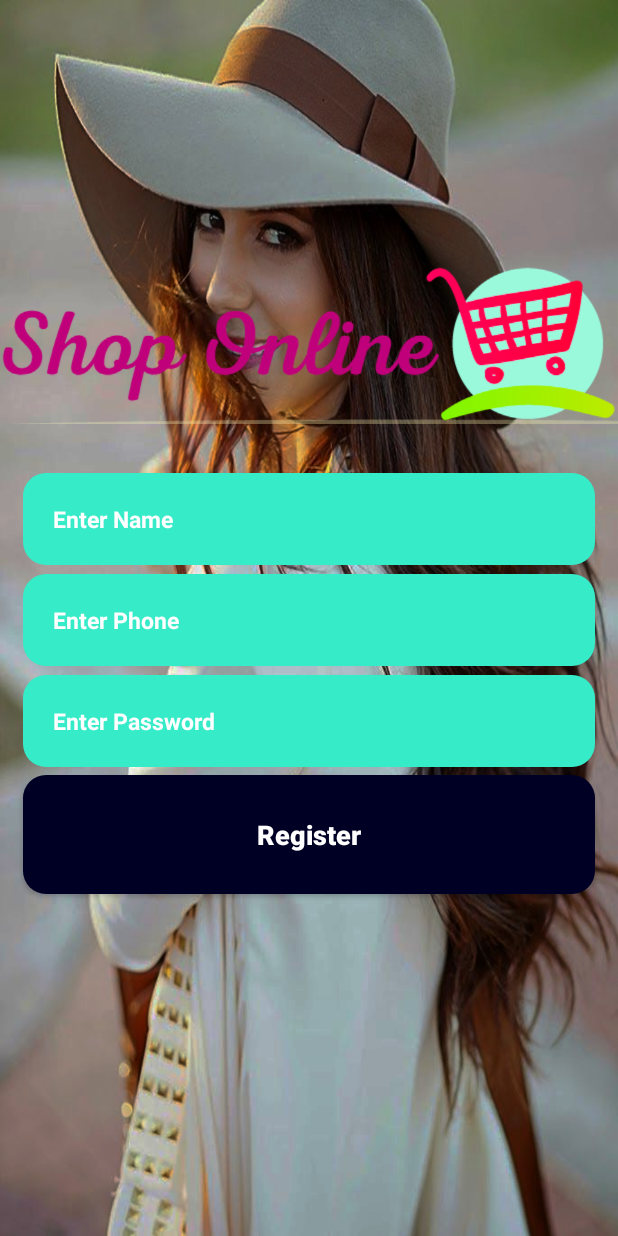
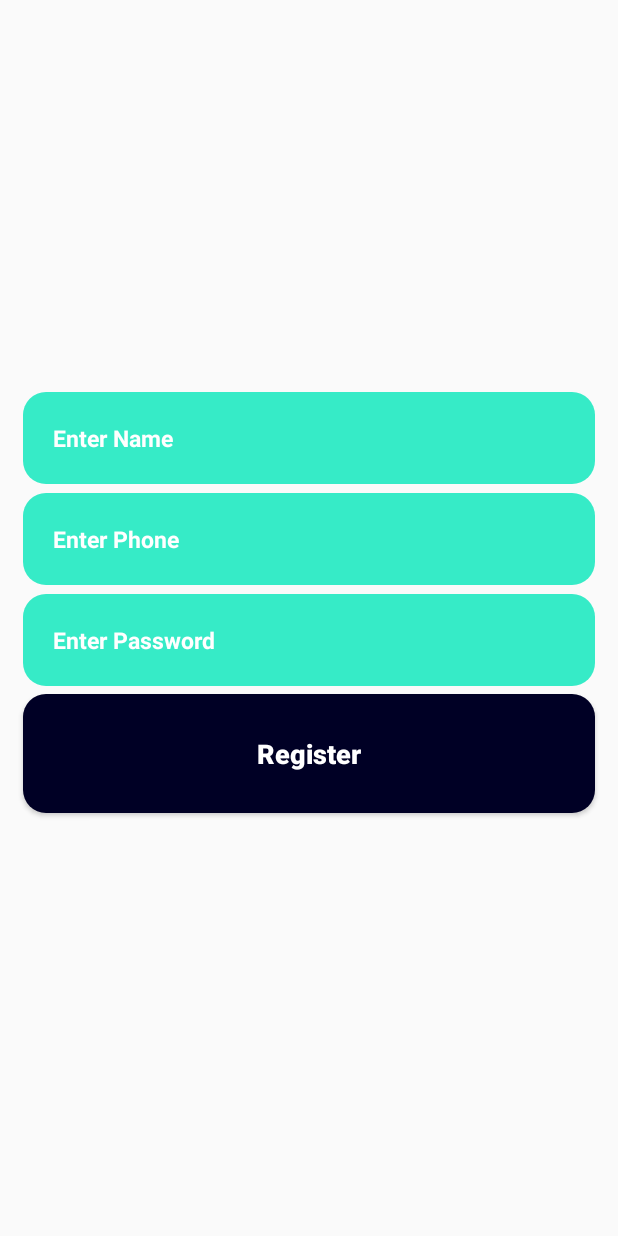
Before and after one commit to gn51beproject/BachatBazar, an Android app: the screen it shows after launch (RegisterActivity), after a tap on "Join Now", on a phone screen of 412 x 824 dp. Run offline under Robolectric (Android 15) with nearby library versions, the phone set to English and light mode, and no system bars; our stand-ins replace Firebase (no records; nobody signed in at launch, a user with empty details on screens opened directly); libraries missing offline, so code that uses them is left out: com.transitionseverywhere, com.transitionseverywhere.extra, io.paperdb; 6 statements that could not run were skipped.

Commit message:
Main Page changed.

```diff
--- a/app/build.gradle
+++ b/app/build.gradle
@@ -4,7 +4,7 @@ android {
     compileSdkVersion 27
     defaultConfig {
         applicationId "com.example.ecommerce"
-        minSdkVersion 14
+        minSdkVersion 19
         targetSdkVersion 27
         versionCode 1
         versionName "1.0"
@@ -30,6 +30,8 @@ dependencies {
     implementation 'com.github.rey5137:material:1.2.5'
     implementation 'com.android.support:cardview-v7:27.1.1'
     implementation 'io.paperdb:paperdb:2.6'
+    implementation 'info.hoang8f:fbutton:1.0.5'
+    implementation "com.andkulikov:transitionseverywhere:1.8.1"
     implementation 'com.android.support:recyclerview-v7:27.1.1'
     implementation 'com.android.support:design:27.1.1'
     implementation 'de.hdodenhof:circleimageview:3.0.0'
--- a/app/src/main/java/com/example/ecommerce/MainActivity.java
+++ b/app/src/main/java/com/example/ecommerce/MainActivity.java
@@ -3,11 +3,15 @@ package com.example.ecommerce;
 import android.app.ProgressDialog;
 import android.content.Intent;
 import android.support.annotation.NonNull;
+import android.support.v4.view.animation.FastOutLinearInInterpolator;
+import android.support.v4.view.animation.LinearOutSlowInInterpolator;
 import android.support.v7.app.AppCompatActivity;
 import android.os.Bundle;
 import android.text.TextUtils;
 import android.view.View;
+import android.view.ViewGroup;
 import android.widget.Button;
+import android.widget.TextView;
 import android.widget.Toast;
 
 import com.example.ecommerce.Model.Users;
@@ -18,79 +22,86 @@ import com.google.firebase.database.DatabaseError;
 import com.google.firebase.database.DatabaseReference;
 import com.google.firebase.database.FirebaseDatabase;
 import com.google.firebase.database.ValueEventListener;
+import com.transitionseverywhere.Fade;
+import com.transitionseverywhere.TransitionManager;
+import com.transitionseverywhere.TransitionSet;
+import com.transitionseverywhere.extra.Scale;
 
 import io.paperdb.Paper;
 
 public class MainActivity extends AppCompatActivity {
 
-    private Button login,signup;
+    private Button login, signup;
     DatabaseReference ref;
     ProgressDialog loading;
+    boolean visible = true;
+    ViewGroup transitionsContainer;
+    TextView text;
     @Override
     protected void onCreate(Bundle savedInstanceState) {
         super.onCreate(savedInstanceState);
         setContentView(R.layout.activity_main);
-        login=(Button)findViewById(R.id.main_login_btn);
-        signup=(Button)findViewById(R.id.main_join_now_btn);
-        loading=new ProgressDialog(this);
+        transitionsContainer = (ViewGroup) findViewById(R.id.transitions_container);
+        text = (TextView) findViewById(R.id.app_slogan);
+
+        login = (Button) findViewById(R.id.main_login_btn);
+        signup = (Button) findViewById(R.id.main_join_now_btn);
+        loading = new ProgressDialog(this);
 
         login.setOnClickListener(new View.OnClickListener() {
             @Override
             public void onClick(View view) {
-                Intent intent=new Intent(MainActivity.this,loginActivity.class);
+                Intent intent = new Intent(MainActivity.this, loginActivity.class);
                 startActivity(intent);
             }
         });
         signup.setOnClickListener(new View.OnClickListener() {
             @Override
             public void onClick(View view) {
-                Intent intent1=new Intent(MainActivity.this,RegisterActivity.class);
+                Intent intent1 = new Intent(MainActivity.this, RegisterActivity.class);
                 startActivity(intent1);
             }
         });
 
         Paper.init(this);
 
-        String phn,pw;
-        phn=Paper.book().read(Prevalent.userPhoneKey);
-        pw=Paper.book().read(Prevalent.userPasswordKey);
+        String phn, pw;
+        phn = Paper.book().read(Prevalent.userPhoneKey);
+        pw = Paper.book().read(Prevalent.userPasswordKey);
 
-        if(phn !="" && pw != ""){
+        if (phn != "" && pw != "") {
 
-            if(!TextUtils.isEmpty(phn) && !TextUtils.isEmpty(pw)){
+            if (!TextUtils.isEmpty(phn) && !TextUtils.isEmpty(pw)) {
 
-                validateLogin(phn,pw);
+                validateLogin(phn, pw);
 
             }
         }
 
 
-
-
     }
 
-    private void validateLogin(final String ph,final String ps) {
+    private void validateLogin(final String ph, final String ps) {
 
         FirebaseApp.initializeApp(this);
-        ref= FirebaseDatabase.getInstance().getReference().child("Member");
+        ref = FirebaseDatabase.getInstance().getReference().child("Member");
 
         ref.addListenerForSingleValueEvent(new ValueEventListener() {
             @Override
             public void onDataChange(@NonNull DataSnapshot dataSnapshot) {
 
-                if(dataSnapshot.child("Member").child(ph).exists()){
+                if (dataSnapshot.child("Member").child(ph).exists()) {
 
-                    Users data=dataSnapshot.child("Member").child(ph).getValue(Users.class);
+                    Users data = dataSnapshot.child("Member").child(ph).getValue(Users.class);
 
-                    if(data.getPassword().equals(ps)){
-                        Toast.makeText(getBaseContext(),"Login Successful",Toast.LENGTH_SHORT).show();
+                    if (data.getPassword().equals(ps)) {
+                        Toast.makeText(getBaseContext(), "Login Successful", Toast.LENGTH_SHORT).show();
                         loading.dismiss();
-                        Intent intent1=new Intent(MainActivity.this,HomeActivity.class);
+                        Intent intent1 = new Intent(MainActivity.this, HomeActivity.class);
                         startActivity(intent1);
                     }
-                }
-                else {
-                    Toast.makeText(getBaseContext(),"Please Register First",Toast.LENGTH_SHORT).show();
+                } else {
+                    Toast.makeText(getBaseContext(), "Please Register First", Toast.LENGTH_SHORT).show();
                     loading.dismiss();
                 }
 
@@ -104,7 +115,17 @@ public class MainActivity extends AppCompatActivity {
 
     }
 
+    @Override
+    protected void onStart() {
+        super.onStart();
+        com.transitionseverywhere.TransitionSet set = new TransitionSet()
+                .addTransition(new Scale(0.7f))
+                .addTransition(new Fade())
+                .setInterpolator(visible ? new LinearOutSlowInInterpolator() :
+                        new FastOutLinearInInterpolator());
 
+        TransitionManager.beginDelayedTransition(transitionsContainer, set);
 
-
+        text.setVisibility(visible ? View.VISIBLE : View.INVISIBLE);
     }
+}
--- a/app/src/main/java/com/example/ecommerce/RegisterActivity.java
+++ b/app/src/main/java/com/example/ecommerce/RegisterActivity.java
@@ -36,90 +36,81 @@ public class RegisterActivity extends AppCompatActivity {
     protected void onCreate(Bundle savedInstanceState) {
         super.onCreate(savedInstanceState);
         setContentView(R.layout.activity_register);
-        phone = (EditText) findViewById(R.id.reg_phone);
-        password = (EditText) findViewById(R.id.reg_password);
-        name = (EditText) findViewById(R.id.reg_name);
-        register = (Button) findViewById(R.id.register);
+        phone = findViewById(R.id.reg_phone);
+        password = findViewById(R.id.reg_password);
+        name = findViewById(R.id.reg_name);
+        register = findViewById(R.id.register);
         loading = new ProgressDialog(this);
-        member=new Member();
+        member = new Member();
 
 
         register.setOnClickListener(new View.OnClickListener() {
             @Override
             public void onClick(View view) {
 
-                String p=phone.getText().toString();
-                String nm=name.getText().toString();
-                String pw=password.getText().toString();
+                String p = phone.getText().toString();
+                String nm = name.getText().toString();
+                String pw = password.getText().toString();
 
-                if(TextUtils.isEmpty(p)){
-                    Toast.makeText(getBaseContext(),"Enter Phone Number",Toast.LENGTH_SHORT).show();
-                }
-                else if(p.length()!=10){
-                    Toast.makeText(getBaseContext(),"Enter 10 Digit Phone Number",Toast.LENGTH_SHORT).show();
-                }
-                else if(TextUtils.isEmpty(nm)){
-                    Toast.makeText(getBaseContext(),"Enter Phone Number",Toast.LENGTH_SHORT).show();
-                }
-                else if(TextUtils.isEmpty(pw)){
-                    Toast.makeText(getBaseContext(),"Enter Phone Number",Toast.LENGTH_SHORT).show();
-                }
-                else {
+                if (TextUtils.isEmpty(p)) {
+                    Toast.makeText(getBaseContext(), "Enter Phone Number", Toast.LENGTH_SHORT).show();
+                } else if (p.length() != 10) {
+                    Toast.makeText(getBaseContext(), "Enter 10 Digit Phone Number", Toast.LENGTH_SHORT).show();
+                } else if (TextUtils.isEmpty(nm)) {
+                    Toast.makeText(getBaseContext(), "Enter Phone Number", Toast.LENGTH_SHORT).show();
+                } else if (TextUtils.isEmpty(pw)) {
+                    Toast.makeText(getBaseContext(), "Enter Phone Number", Toast.LENGTH_SHORT).show();
+                } else {
 
                     loading.setTitle("Create Account");
                     loading.setMessage("Checking Credentials");
                     loading.setCanceledOnTouchOutside(false);
                     loading.show();
-                    registerActivity(p,pw,nm);
+                    registerActivity(p, pw, nm);
                 }
-
-               // Toast.makeText(this,"Successful",Toast.LENGTH_SHORT);
             }
         });
 
-        Toast.makeText(this,"Successful",Toast.LENGTH_SHORT).show();
 
     }
 
-    private void registerActivity(final String p,final String pw,final String nm) {
+    private void registerActivity(final String p, final String pw, final String nm) {
 
         FirebaseApp.initializeApp(this);
-      //  final long phn=Long.parseLong(p);
-        ref=FirebaseDatabase.getInstance().getReference().child("Member");
+        //  final long phn=Long.parseLong(p);
+        ref = FirebaseDatabase.getInstance().getReference().child("Member");
 
         ref.addListenerForSingleValueEvent(new ValueEventListener() {
             @Override
             public void onDataChange(@NonNull DataSnapshot dataSnapshot) {
-                if(!(dataSnapshot.child("Member").child(p).exists())){
+                if (!(dataSnapshot.child("Member").child(p).exists())) {
 
-                    HashMap<String,Object> userdata=new HashMap<>();
-                    userdata.put("phone",p);
-                    userdata.put("name",nm);
-                    userdata.put("password",pw);
+                    HashMap<String, Object> userdata = new HashMap<>();
+                    userdata.put("phone", p);
+                    userdata.put("name", nm);
+                    userdata.put("password", pw);
 
                     ref.child("Member").child(p).updateChildren(userdata).addOnCompleteListener(new OnCompleteListener<Void>() {
                         @Override
                         public void onComplete(@NonNull Task<Void> task) {
 
-                            if(task.isSuccessful()){
+                            if (task.isSuccessful()) {
                                 loading.dismiss();
-                                Toast.makeText(getBaseContext(),"Registration Successful",Toast.LENGTH_SHORT).show();
-                                Intent intent=new Intent(RegisterActivity.this,loginActivity.class);
+                                Toast.makeText(getBaseContext(), "Registration Successful", Toast.LENGTH_SHORT).show();
+                                Intent intent = new Intent(RegisterActivity.this, loginActivity.class);
                                 startActivity(intent);
 
-                            }
-                            else {
+                            } else {
 
-                                Toast.makeText(getBaseContext(),"Registration Failed",Toast.LENGTH_SHORT).show();
-                                Intent intent=new Intent(RegisterActivity.this,MainActivity.class);
+                                Toast.makeText(getBaseContext(), "Registration Failed", Toast.LENGTH_SHORT).show();
+                                Intent intent = new Intent(RegisterActivity.this, MainActivity.class);
                                 startActivity(intent);
                             }
                         }
                     });
 
-                }
-                else {
-                    Toast.makeText(getBaseContext(),"This"+p+"already Exists,Try Another Number",Toast.LENGTH_SHORT).show();
+                } else {
+                    Toast.makeText(getBaseContext(), "The mobile number already Exists, Try Another Number", Toast.LENGTH_SHORT).show();
                     loading.dismiss();
                 }
             }
@@ -131,8 +122,6 @@ public class RegisterActivity extends AppCompatActivity {
         });
 
 
-
-
     }
 
 
--- a/app/src/main/res/layout/activity_register.xml
+++ b/app/src/main/res/layout/activity_register.xml
@@ -4,26 +4,23 @@
     xmlns:tools="http://schemas.android.com/tools"
     android:layout_width="match_parent"
     android:layout_height="match_parent"
-    android:background="@drawable/register"
     tools:context=".RegisterActivity">
 
-    <ImageView
-        android:id="@+id/reg_logo"
+    <LinearLayout
         android:layout_width="match_parent"
-        android:layout_height="wrap_content"
-        android:src="@drawable/applogo1"
-        android:layout_marginTop="150dp" />
+        android:orientation="vertical"
+        android:layout_centerInParent="true"
+        android:layout_height="wrap_content">
         <EditText
             android:layout_width="match_parent"
             android:layout_height="wrap_content"
             android:id="@+id/reg_name"
             android:hint="Enter Name"
-        android:layout_below="@+id/reg_logo"
+            android:layout_centerInParent="true"
             android:background="@drawable/input_design"
             android:padding="20dp"
             android:layout_marginLeft="15dp"
             android:layout_marginRight="15dp"
-        android:layout_marginTop="6dp"
             android:textColor="@android:color/white"
             android:textColorHint="@android:color/white"
             android:textSize="15sp"
@@ -75,4 +72,7 @@
             android:textColor="@android:color/white"
             android:textSize="18sp"
             />
+    </LinearLayout>
+
+
 </RelativeLayout>
```
Also changed, not shown: app/src/main/res/layout/activity_main.xml (+12 -8 lines), gradle/wrapper/gradle-wrapper.properties. Lines whose indentation alone changed are shown as unchanged.
